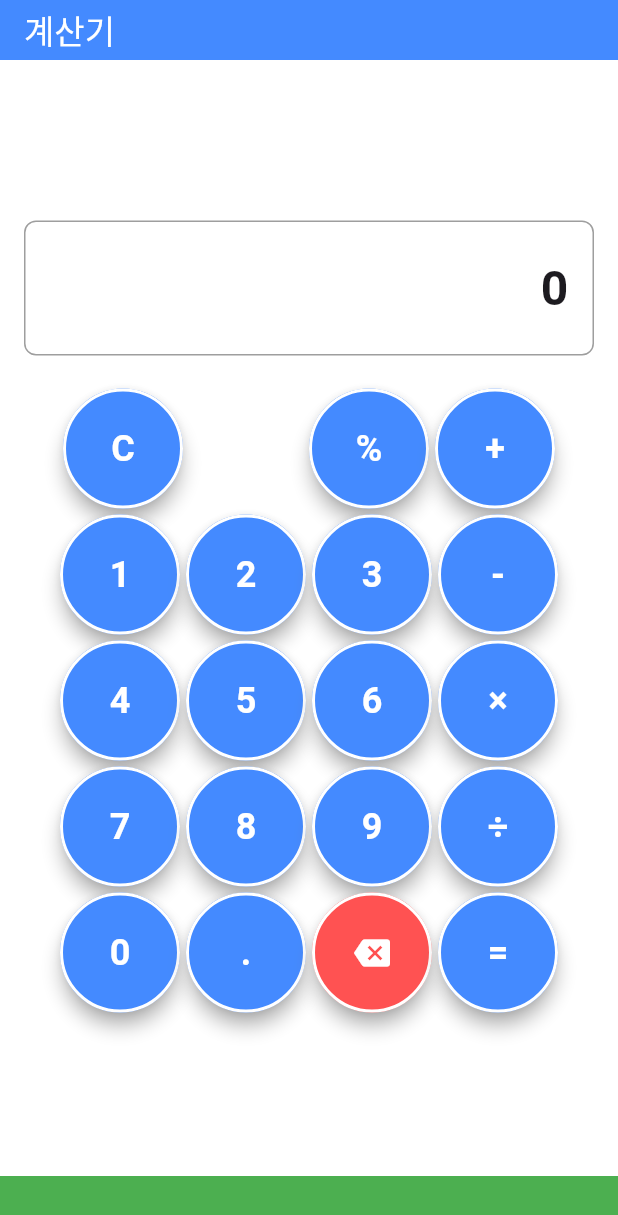
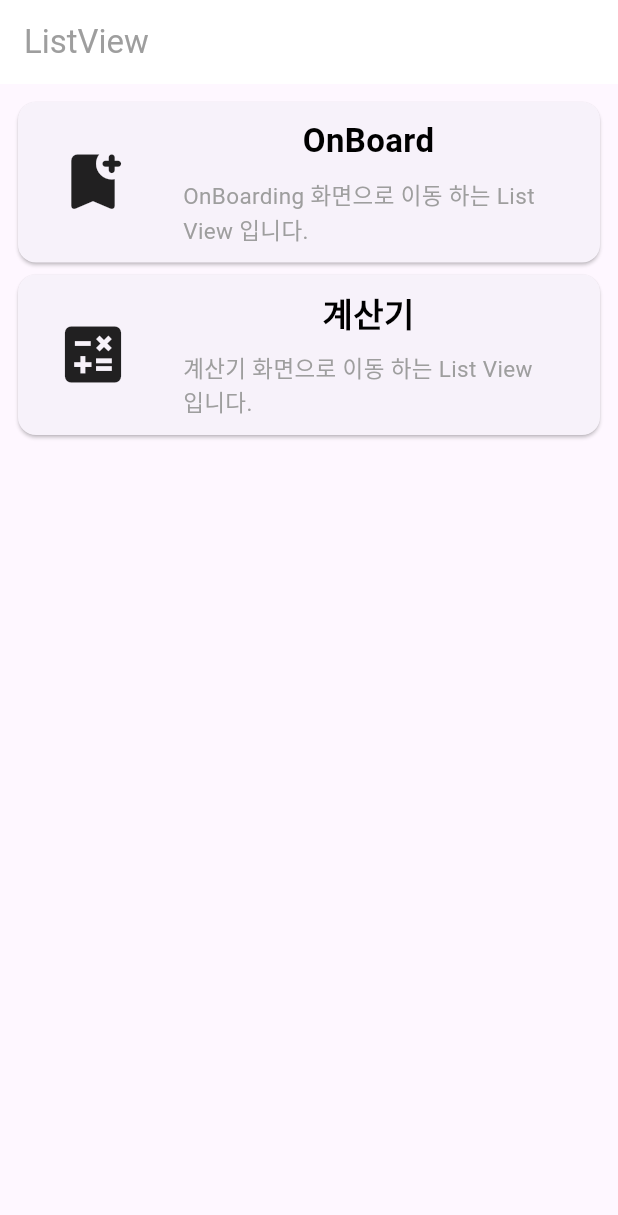
Before and after one commit to tkddnjs365/dart_study, a Flutter app: the screen it shows after launch, after a tap on "Skip", on a phone screen of 412 x 824 dp. Shown: the top 1215 px of the screen. Run offline on Flutter 3.47's test engine with Material 3 defaults, Android fonts, the phone set to English and light mode, and no system bars; our stand-ins replace introduction_screen.

Commit message:
Home - List ViewStudy 적용 및 Navigator 클래스 생성

```diff
--- a/lib/main.dart
+++ b/lib/main.dart
@@ -1,5 +1,5 @@
 import 'package:flutter/material.dart';
-import 'package:study_flutter/screens/home.dart';
+import 'package:study_flutter/screens/onboarding_study.dart';
 
 void main() {
   runApp(MyApp());
@@ -10,7 +10,7 @@ class MyApp extends StatelessWidget {
 
   @override
   Widget build(BuildContext context) {
-    return MaterialApp(title: '플러터 공부', home: Home());
+    return MaterialApp(title: '플러터 공부', home: OnboardingStudy());
   }
 }
 
--- /dev/null
+++ b/lib/navigator_study.dart
@@ -0,0 +1,69 @@
+import 'package:flutter/material.dart';
+
+// 네비게이션 유틸리티 클래스 ( 네비게이션 공통 사용 )
+class NavigatorStudy {
+  /* Offset 설명
+    Offset(0.0, 0.0) = 화면 중앙
+    Offset(1.0, 0.0) = 화면 오른쪽 밖
+    Offset(-1.0, 0.0) = 화면 왼쪽 밖
+    Offset(0.0, 1.0) = 화면 아래쪽 밖
+  */
+  /* Curves 곡선 설정
+   Curves.linear       // 일정한 속도 ━━━━━
+   Curves.easeIn       // 천천히 시작 ╱━━━━
+   Curves.easeOut      // 천천히 끝   ━━━━╲
+   Curves.bounceOut    // 통통 튀는   ━━━╱╲╱
+  */
+
+  // 슬라이드 애니메이션으로 화면 교체 (pushReplacement)
+  static void slideReplaceTo(BuildContext context, Widget screen) {
+    Navigator.of(context).pushReplacement(
+      PageRouteBuilder(
+        pageBuilder: (context, animation, secondaryAnimation) => screen,
+        transitionsBuilder: (context, animation, secondaryAnimation, child) {
+          const begin = Offset(1.0, 0.0); // 오른쪽 밖에서 시작
+          const end = Offset.zero; // 화면 중앙에서 끝
+
+          const curve = Curves.easeInOutCubic; // 부드러운 곡선
+
+          var tween = Tween(
+            begin: begin,
+            end: end,
+          ).chain(CurveTween(curve: curve));
+
+          // 애니메이션 적용
+          return SlideTransition(
+            position: animation.drive(tween),
+            child: child,
+          );
+        },
+        transitionDuration: const Duration(milliseconds: 600),
+      ),
+    );
+  }
+
+  // 슬라이드 애니메이션으로 화면 이동 (push)
+  static void slideTo(BuildContext context, Widget screen) {
+    Navigator.of(context).push(
+      PageRouteBuilder(
+        pageBuilder: (context, animation, secondaryAnimation) => screen,
+        transitionsBuilder: (context, animation, secondaryAnimation, child) {
+          const begin = Offset(1.0, 0.0);
+          const end = Offset.zero;
+          const curve = Curves.easeInOutCubic;
+
+          var tween = Tween(
+            begin: begin,
+            end: end,
+          ).chain(CurveTween(curve: curve));
+
+          return SlideTransition(
+            position: animation.drive(tween),
+            child: child,
+          );
+        },
+        transitionDuration: const Duration(milliseconds: 600),
+      ),
+    );
+  }
+}
--- a/lib/screens/calculator.dart
+++ b/lib/screens/calculator.dart
@@ -118,12 +118,12 @@ class _CalculatorScreenState extends State<CalculatorScreen> {
 
       // 일반 입력 추가
       displayText += number;
-      print('calcLog : $calcLog');
     });
   }
 
   String calculateExpression(String expression) {
     // 간단한 계산기 로직 (사칙연산만)
+    expression = expression.replaceAll(',', '');
     expression = expression.replaceAll('×', '*').replaceAll('÷', '/');
 
     // 정규식을 사용해서 숫자와 연산자 분리
@@ -204,9 +204,10 @@ class _CalculatorScreenState extends State<CalculatorScreen> {
               width: double.infinity,
               height: 90,
               padding: const EdgeInsets.all(16),
+              margin: const EdgeInsets.only(bottom: 8),
               decoration: BoxDecoration(
                 border: Border.all(color: Colors.grey),
-                borderRadius: BorderRadius.circular(8),
+                borderRadius: BorderRadius.circular(10),
               ),
               child: Align(
                 alignment: Alignment.centerRight,
--- /dev/null
+++ b/lib/screens/listview_study.dart
@@ -0,0 +1,247 @@
+import 'package:flutter/material.dart';
+import 'package:study_flutter/navigator_study.dart';
+import 'package:study_flutter/screens/calculator.dart';
+import 'package:study_flutter/screens/onboarding_study.dart';
+
+class ItemList {
+  final String name;
+  final IconData icon;
+  final String description;
+  final Widget screen;
+
+  const ItemList({
+    required this.name,
+    required this.icon,
+    required this.description,
+    required this.screen,
+  });
+}
+
+// 데이터 관리 클래스
+class ItemListRepository {
+  static const List<ItemList> _itemLists = [
+    ItemList(
+      name: 'OnBoard',
+      icon: Icons.bookmark_add_rounded,
+      description: 'OnBoarding 화면으로 이동 하는 List View 입니다.',
+      screen: OnboardingStudy(),
+    ),
+    ItemList(
+      name: '계산기',
+      icon: Icons.calculate,
+      description: '계산기 화면으로 이동 하는 List View 입니다.',
+      screen: CalculatorScreen(),
+    ),
+  ];
+
+  // 리스트 반환
+  static List<ItemList> get allItemListData => _itemLists;
+}
+
+/* List View Study Main 위젯 */
+class ListviewStudy extends StatefulWidget {
+  const ListviewStudy({super.key});
+
+  @override
+  State<ListviewStudy> createState() => _ListviewStudyState();
+}
+
+class _ListviewStudyState extends State<ListviewStudy> {
+  @override
+  Widget build(BuildContext context) {
+    return Scaffold(appBar: _buildListViewAppBar(), body: _buildListViewBody());
+  }
+
+  /* List View 의 AppBar 위젯 */
+  PreferredSizeWidget _buildListViewAppBar() {
+    return AppBar(
+      title: const Text('ListView', style: TextStyle(color: Colors.grey)),
+      backgroundColor: Colors.white,
+      elevation: 0,
+      foregroundColor: Colors.grey,
+    );
+  }
+
+  /* List View 의 Body 위젯 */
+  Widget _buildListViewBody() {
+    final itemList = ItemListRepository.allItemListData;
+    double width = MediaQuery.of(context).size.width * 0.6;
+
+    return ListView.builder(
+      padding: const EdgeInsets.all(8.0),
+      itemCount: itemList.length,
+      itemBuilder: (context, index) {
+        final item = itemList[index];
+
+        return GestureDetector(
+          onTap: () => _showPopup(context, item),
+          child: Card(
+            child: Row(
+              children: [
+                SizedBox(
+                  width: 100,
+                  height: 100,
+                  child: Icon(itemList[index].icon, size: 50),
+                ),
+                Padding(
+                  padding: EdgeInsets.all(10),
+                  child: Column(
+                    children: [
+                      Text(
+                        itemList[index].name,
+                        style: TextStyle(
+                          fontSize: 22,
+                          fontWeight: FontWeight.bold,
+                          color: Colors.black,
+                        ),
+                      ),
+                      SizedBox(height: 10),
+
+                      SizedBox(
+                        width: width,
+                        child: Text(
+                          itemList[index].description,
+                          style: TextStyle(
+                            fontSize: 15,
+                            color: Colors.grey[500],
+                          ),
+                        ),
+                      ),
+                    ],
+                  ),
+                ),
+              ],
+            ),
+          ),
+        );
+      },
+    );
+  }
+
+  /* 팝업 다이얼로그 표시 */
+  void _showPopup(BuildContext context, ItemList resData) {
+    showDialog(
+      context: context,
+      barrierDismissible: false,
+      builder: (context) {
+        return Dialog(
+          child: Container(
+            width: MediaQuery.of(context).size.width * 0.7,
+            height: 400,
+            decoration: BoxDecoration(
+              borderRadius: BorderRadius.circular(10),
+              color: Colors.white,
+            ),
+            child: Column(
+              children: [
+                // 상단 컨텐츠 (확장 가능한 영역)
+                Expanded(
+                  child: Padding(
+                    padding: const EdgeInsets.all(16.0),
+                    child: Column(
+                      mainAxisAlignment: MainAxisAlignment.center,
+                      children: [
+                        // 아이콘
+                        Container(
+                          padding: const EdgeInsets.all(20),
+                          decoration: BoxDecoration(
+                            color: Colors.blue.shade50,
+                            borderRadius: BorderRadius.circular(50),
+                          ),
+                          child: Icon(
+                            resData.icon,
+                            size: 80,
+                            color: Colors.blue.shade600,
+                          ),
+                        ),
+
+                        const SizedBox(height: 20),
+
+                        // name
+                        Text(
+                          resData.name,
+                          style: const TextStyle(
+                            fontSize: 25,
+                            fontWeight: FontWeight.bold,
+                            color: Colors.black87,
+                          ),
+                          textAlign: TextAlign.center,
+                        ),
+
+                        const SizedBox(height: 15),
+
+                        // Description
+                        Expanded(
+                          child: SingleChildScrollView(
+                            child: Text(
+                              resData.description,
+                              style: TextStyle(
+                                fontSize: 16,
+                                color: Colors.grey[800],
+                              ),
+                              textAlign: TextAlign.left,
+                            ),
+                          ),
+                        ),
+                      ],
+                    ),
+                  ),
+                ),
+
+                // 하단 고정 버튼들
+                Container(
+                  padding: const EdgeInsets.all(16.0),
+                  decoration: BoxDecoration(
+                    border: Border(
+                      // 경계 선 추가
+                      top: BorderSide(color: Colors.grey.shade200, width: 1),
+                    ),
+                  ),
+                  child: Row(
+                    mainAxisAlignment: MainAxisAlignment.spaceEvenly,
+                    children: [
+                      // 이동 버튼
+                      Expanded(
+                        child: ElevatedButton.icon(
+                          onPressed: () {
+                            NavigatorStudy.slideReplaceTo(
+                              context,
+                              resData.screen,
+                            );
+                          },
+                          icon: const Icon(Icons.arrow_forward),
+                          label: const Text('이동'),
+                          style: ElevatedButton.styleFrom(
+                            backgroundColor: Colors.blue,
+                            foregroundColor: Colors.white,
+                            padding: const EdgeInsets.symmetric(vertical: 12),
+                          ),
+                        ),
+                      ),
+                      const SizedBox(width: 12),
+                      // Close 버튼
+                      Expanded(
+                        child: ElevatedButton.icon(
+                          onPressed: () {
+                            Navigator.pop(context);
+                          },
+                          icon: const Icon(Icons.close),
+                          label: const Text('Close'),
+                          style: ElevatedButton.styleFrom(
+                            backgroundColor: Colors.grey[700],
+                            foregroundColor: Colors.white,
+                            padding: const EdgeInsets.symmetric(vertical: 12),
+                          ),
+                        ),
+                      ),
+                    ],
+                  ),
+                ),
+              ],
+            ),
+          ),
+        );
+      },
+    );
+  }
+}
--- a/lib/screens/home.dart
+++ b/lib/screens/onboarding_study.dart
@@ -1,10 +1,11 @@
 import 'package:flutter/material.dart';
 import 'package:introduction_screen/introduction_screen.dart';
-import 'package:study_flutter/screens/calculator.dart';
+import 'package:study_flutter/navigator_study.dart';
+import 'package:study_flutter/screens/listview_study.dart';
 
 // 앱 테마 설정
 class AppTheme {
-  // Primary Colors (브랜드 컬러)
+  // Primary Colors
   static const Color primaryColor = Color(0xFF6366F1); // 인디고
   static const Color primaryDark = Color(0xFF4F46E5); // 진한 인디고
   static const Color primaryLight = Color(0xFF818CF8); // 연한 인디고
@@ -85,9 +86,9 @@ class OnBoardingContent {
       features: ['feature 1번', 'feature 2번'],
     ),
     OnBoardingData(
-      title: '계산기',
-      body: '첫 화면은 계산기 입니다.',
-      icon: Icons.calculate_rounded,
+      title: 'List View Study',
+      body: '첫 번째 화면은 List View 화면 입니다.',
+      icon: Icons.list,
       iconColor: AppTheme.secondaryColor,
       backgroundColor: AppTheme.backgroundColor,
       features: ['단순 계산 기능'],
@@ -102,9 +103,9 @@ class OnBoardingContent {
   ];
 }
 
-// Home Widget
-class Home extends StatelessWidget {
-  const Home({super.key});
+// OnboardingStudy Widget
+class OnboardingStudy extends StatelessWidget {
+  const OnboardingStudy({super.key});
 
   @override
   Widget build(BuildContext context) {
@@ -120,35 +121,10 @@ class OnBoardingPage extends StatefulWidget {
   State<OnBoardingPage> createState() => _OnBoardingPageState();
 }
 
-class _OnBoardingPageState extends State<OnBoardingPage>
-    with TickerProviderStateMixin {
-  late AnimationController _animationController;
-  late Animation<double> _fadeAnimation;
-
-  @override
-  void initState() {
-    super.initState();
-    _animationController = AnimationController(
-      duration: const Duration(milliseconds: 800),
-      vsync: this,
-    );
-    _fadeAnimation = Tween<double>(begin: 0.0, end: 1.0).animate(
-      CurvedAnimation(parent: _animationController, curve: Curves.easeInOut),
-    );
-    _animationController.forward();
-  }
-
-  @override
-  void dispose() {
-    _animationController.dispose();
-    super.dispose();
-  }
-
+class _OnBoardingPageState extends State<OnBoardingPage> {
   @override
   Widget build(BuildContext context) {
-    return FadeTransition(
-      opacity: _fadeAnimation,
-      child: IntroductionScreen(
+    return IntroductionScreen(
       pages: _buildPages(),
       showDoneButton: true,
       showNextButton: true,
@@ -156,13 +132,14 @@ class _OnBoardingPageState extends State<OnBoardingPage>
       skip: _buildSkipButton(),
       next: _buildNextButton(),
       done: _buildDoneButton(),
-        onDone: () => _navigateToCalculator(context),
-        onSkip: () => _navigateToCalculator(context),
+      onDone: () =>
+          NavigatorStudy.slideReplaceTo(context, const ListviewStudy()),
+      onSkip: () =>
+          NavigatorStudy.slideReplaceTo(context, const ListviewStudy()),
       dotsDecorator: _buildDotsDecorator(),
       globalBackgroundColor: AppTheme.backgroundColor,
       animationDuration: 350,
       curve: Curves.easeInOut,
-      ),
     );
   }
 
@@ -394,29 +371,4 @@ class _OnBoardingPageState extends State<OnBoardingPage>
       contentMargin: EdgeInsets.symmetric(horizontal: AppSpacing.md),
     );
   }
-
-  // 네비게이션
-  void _navigateToCalculator(BuildContext context) {
-    Navigator.of(context).pushReplacement(
-      PageRouteBuilder(
-        pageBuilder: (context, animation, secondaryAnimation) => const CalculatorScreen(),
-        transitionsBuilder: (context, animation, secondaryAnimation, child) {
-          const begin = Offset(1.0, 0.0);
-          const end = Offset.zero;
-          const curve = Curves.easeInOutCubic;
-
-          var tween = Tween(
-            begin: begin,
-            end: end,
-          ).chain(CurveTween(curve: curve));
-
-          return SlideTransition(
-            position: animation.drive(tween),
-            child: child,
-          );
-        },
-        transitionDuration: const Duration(milliseconds: 600),
-      ),
-    );
 }
-}
```
Also changed, not shown: lib/screens/dialog_study.dart (added). Lines whose indentation alone changed are shown as unchanged.
